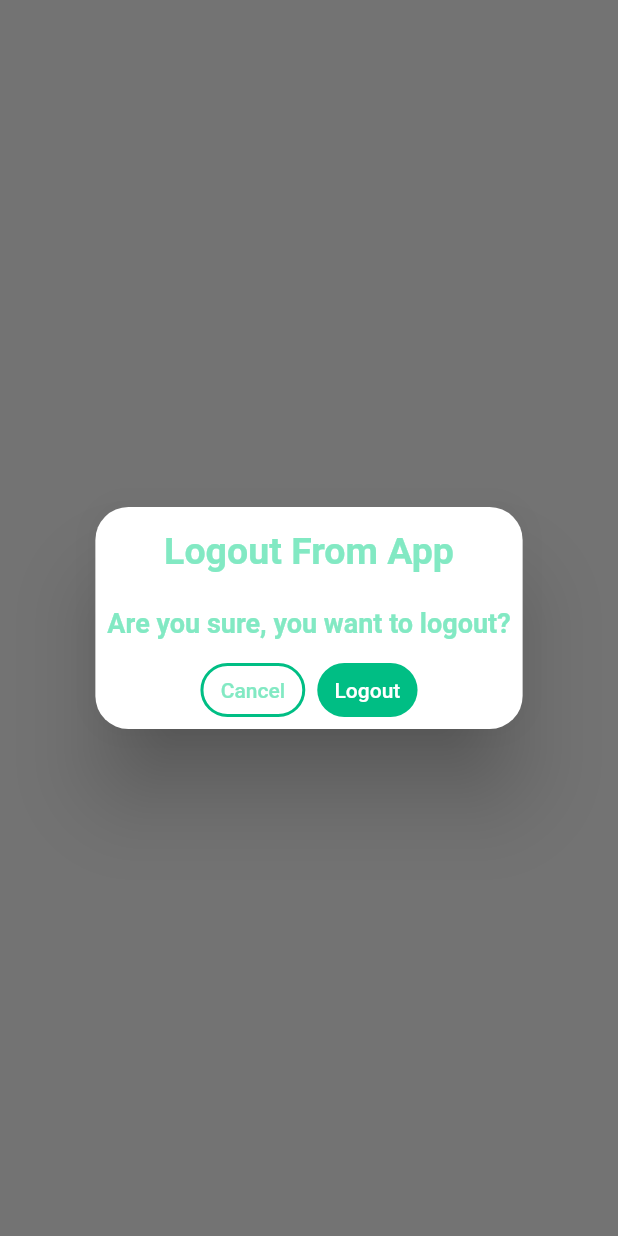
After one commit to Ngochiendev/ShopApp, a Flutter app: the SettingScreen screen opened directly, after a tap on the "logout" icon, on a phone screen of 412 x 824 dp. The commit adds this screen. Run offline on Flutter 3.47's test engine with Material 2 defaults, Android fonts, the phone set to English and light mode, and no system bars; our stand-ins replace firebase_auth, firebase_core, flutter_svg, fluttertoast, get, get_storage and 4 more; missing offline and left inert: flutter_facebook_auth; accounts and stored records are empty.

Commit message:
Save auth login & logout using GetStorage

```diff
--- /dev/null
+++ b/lib/View/screens/setting_screen.dart
@@ -0,0 +1,57 @@
+import 'package:flutter/material.dart';
+import 'package:get/get.dart';
+import 'package:shopapp/logic/controller/auth_controller.dart';
+import 'package:shopapp/ultils/theme.dart';
+
+class SettingScreen extends StatefulWidget {
+  const SettingScreen({Key? key}) : super(key: key);
+
+  @override
+  State<SettingScreen> createState() => _SettingScreenState();
+}
+
+class _SettingScreenState extends State<SettingScreen> {
+  @override
+  Widget build(BuildContext context) {
+    final controller = Get.find<Authcontroller>();
+    return Scaffold(
+      body: Center(
+        child: GetBuilder<Authcontroller>(
+          builder: (_) {
+            return IconButton(
+                onPressed: () {
+                  Get.defaultDialog(
+                    title: 'Logout From App',
+                    titleStyle: const TextStyle(
+                      fontSize: 25,
+                      fontWeight: FontWeight.bold,
+                      color: Color.fromARGB(255, 130, 233, 195),
+                    ),
+                    middleText: 'Are you sure, you want to logout?',
+                    middleTextStyle: const TextStyle(
+                      fontSize: 18,
+                      fontWeight: FontWeight.w600,
+                      color: Color.fromARGB(255, 130, 233, 195),
+                    ),
+                    radius: 22,
+                    textCancel: ' Cancel ',
+                    cancelTextColor: const Color.fromARGB(255, 130, 233, 195),
+                    onCancel: () {
+                      Get.back();
+                    },
+                    textConfirm: ' Logout ',
+                    confirmTextColor: Colors.white,
+                    titlePadding: const EdgeInsets.symmetric(vertical: 15),
+                    buttonColor: mainColor,
+                    onConfirm: () {
+                      controller.signOutFromApp();
+                    },
+                  );
+                },
+                icon: const Icon(Icons.logout_outlined));
+          },
+        ),
+      ),
+    );
+  }
+}
--- a/lib/routes/routes.dart
+++ b/lib/routes/routes.dart
@@ -3,6 +3,7 @@ import 'package:shopapp/View/screens/auth/forgot_screen.dart';
 import 'package:shopapp/View/screens/auth/signin_signupScreen.dart';
 import 'package:shopapp/View/screens/main_screen.dart';
 import 'package:shopapp/logic/bindings/Auth_binding.dart';
+import 'package:shopapp/logic/bindings/Main_binding.dart';
 import '../View/screens/auth/login_screen.dart';
 import '../View/screens/auth/signup_screen.dart';
 import '../View/screens/auth/flash_screen.dart';
@@ -32,13 +33,16 @@ class AppPage {
     ),
     GetPage(
       name: PageRoutes.forgetScreen,
-      page: () => ForgotScreen(),
+      page: () => const ForgotScreen(),
       binding: AuthBinding(),
     ),
     GetPage(
       name: PageRoutes.mainScreen,
       page: () => const MainScreen(),
-      binding: AuthBinding(),
+      bindings: [
+        AuthBinding(),
+        MainBinding(),
+      ],
     ),
   ];
 }
```
Also changed, not shown: lib/logic/controller/auth_controller.dart (+37 -3 lines), lib/main.dart (+6 -1 lines).
